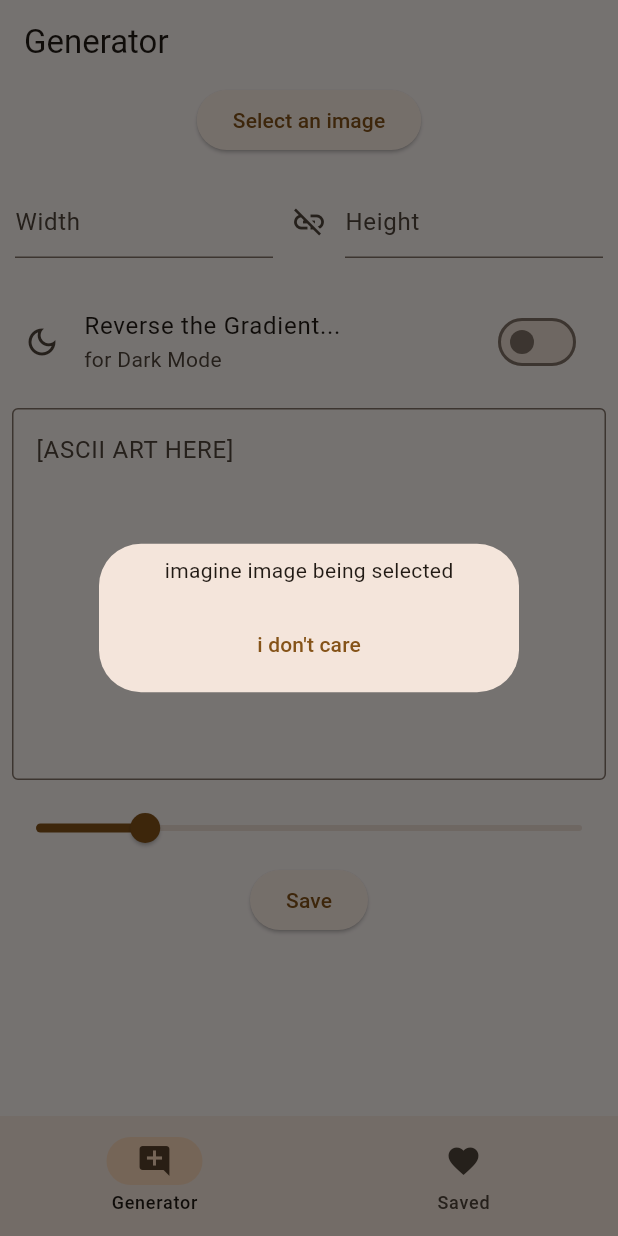
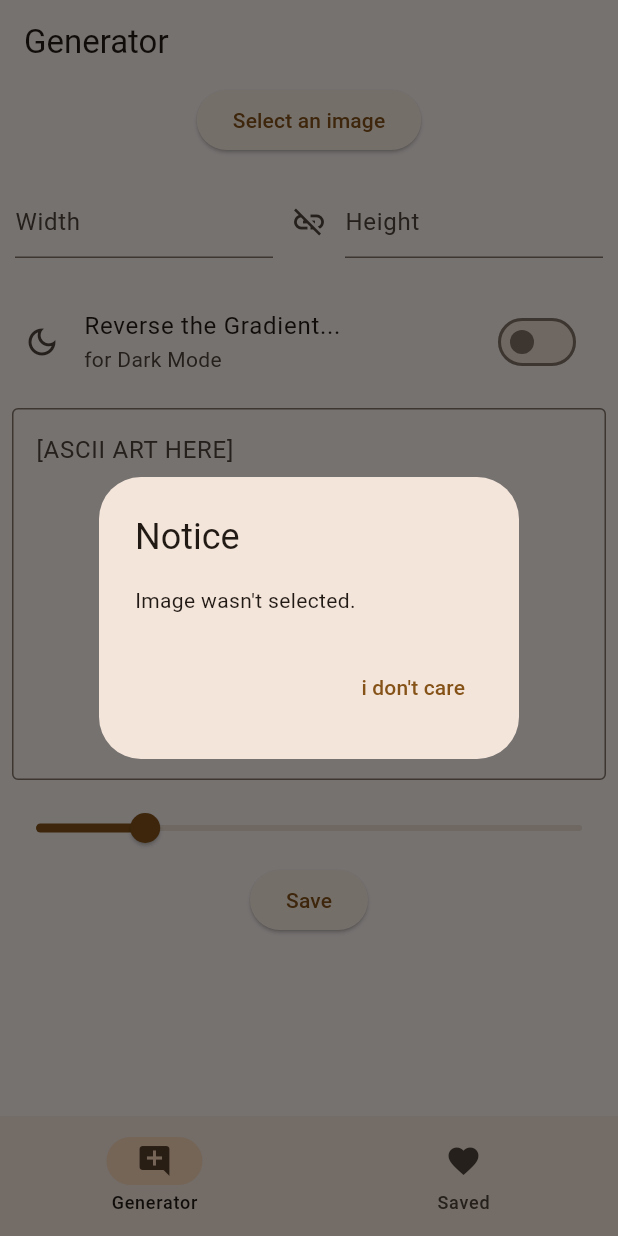
Before and after one commit to Gosh42/asciifier-flutter, a Flutter app: the screen it shows after launch, after a tap on "Select an image", on a phone screen of 412 x 824 dp. Run offline on Flutter 3.47's test engine with Material 3 defaults, Android fonts, the phone set to English and light mode, and no system bars; our stand-ins replace image_picker.

Commit message:
Picking an image from gallery

```diff
--- a/lib/main.dart
+++ b/lib/main.dart
@@ -1,5 +1,6 @@
 import 'package:flutter/material.dart';
 import 'package:flutter/services.dart';
+import 'package:image_picker/image_picker.dart';
 
 void main() {
   runApp(const MyApp());
@@ -30,7 +31,48 @@ class GeneratorPage extends StatefulWidget {
 class _GeneratorPageState extends State<GeneratorPage> {
   //const GeneratorPage({Key? key}) : super(key: key);
   bool darkMode = false;
+
+  XFile? selectedImage;
+  String previewText = '[ASCII ART HERE]';
   double previewFontSize = 4;
+
+
+  Future _pickGalleryImage(BuildContext context) async {
+    final galleryImage = await ImagePicker().pickImage(source: ImageSource.gallery);
+    setState(() {
+      selectedImage = galleryImage;
+    });
+
+    String funnytext;
+    if(selectedImage != null) {
+      funnytext = "Image selected successfully!!";
+      previewText = selectedImage!.name;
+    } else {
+      funnytext = "Image wasn't selected.";
+      previewText = '[ASCII ART HERE]';
+    }
+
+    showDialog<void>(
+        context: context,
+        builder: (BuildContext context)
+    {
+      return AlertDialog(
+        title: const Text('Notice'),
+        content: SingleChildScrollView(
+            child: Text(funnytext)
+        ),
+        actions: [
+          TextButton(
+            onPressed: () {
+              Navigator.of(context).pop();
+            },
+            child: const Text('i don\'t care')
+          )
+        ],
+      );
+    }
+  );
+}
 
   @override
   Widget build(BuildContext context) {
@@ -43,28 +85,7 @@ class _GeneratorPageState extends State<GeneratorPage> {
           children: [
             ElevatedButton(
               onPressed: () {
-                showDialog(
-                  context: context,
-                  builder: (BuildContext context) => Dialog(
-                    child: Padding(
-                      padding: const EdgeInsets.all(8.0),
-                      child: Column(
-                        mainAxisSize: MainAxisSize.min,
-                        mainAxisAlignment: MainAxisAlignment.center,
-                        children: [
-                          const Text("imagine image being selected"),
-                          const SizedBox(height: 15),
-                          TextButton(
-                            onPressed: () {
-                              Navigator.pop(context);
-                            },
-                            child: const Text("i don't care")
-                          )
-                        ]
-                      )
-                    )
-                  )
-                );
+                _pickGalleryImage(context);
               },
               child: const Text("Select an image")
             ),
@@ -110,9 +131,9 @@ class _GeneratorPageState extends State<GeneratorPage> {
               padding: const EdgeInsets.all(8.0),
               child: TextFormField(
                 readOnly: true,
-                decoration: const InputDecoration(
-                  hintText: "[ASCII ART HERE]",
-                  border: OutlineInputBorder()
+                decoration: InputDecoration(
+                  hintText: previewText,
+                  border: const OutlineInputBorder()
                 ),
                 minLines: 9,
                 maxLines: 9,
@@ -195,7 +216,7 @@ class _MyHomePageState extends State<MyHomePage> {
         page = GeneratorPage();
         break;
       case 1:
-        page = SavesPage();
+        page = const SavesPage();
         break;
       default:
         throw UnimplementedError("How did we get here?");
--- a/pubspec.yaml
+++ b/pubspec.yaml
@@ -35,6 +35,8 @@ dependencies:
   # The following adds the Cupertino Icons font to your application.
   # Use with the CupertinoIcons class for iOS style icons.
   cupertino_icons: ^1.0.2
+  image_picker: ^1.0.8
+  cross_file: ^0.3.3+8
 
 dev_dependencies:
   flutter_test:
```
Also changed, not shown: pubspec.lock.
